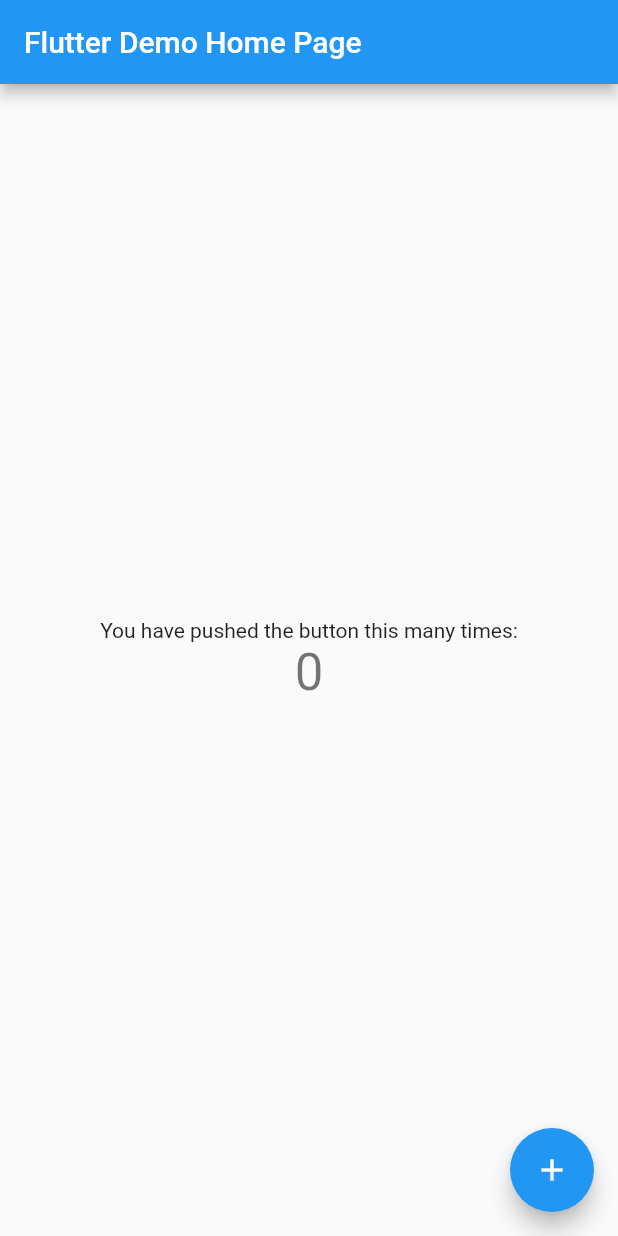
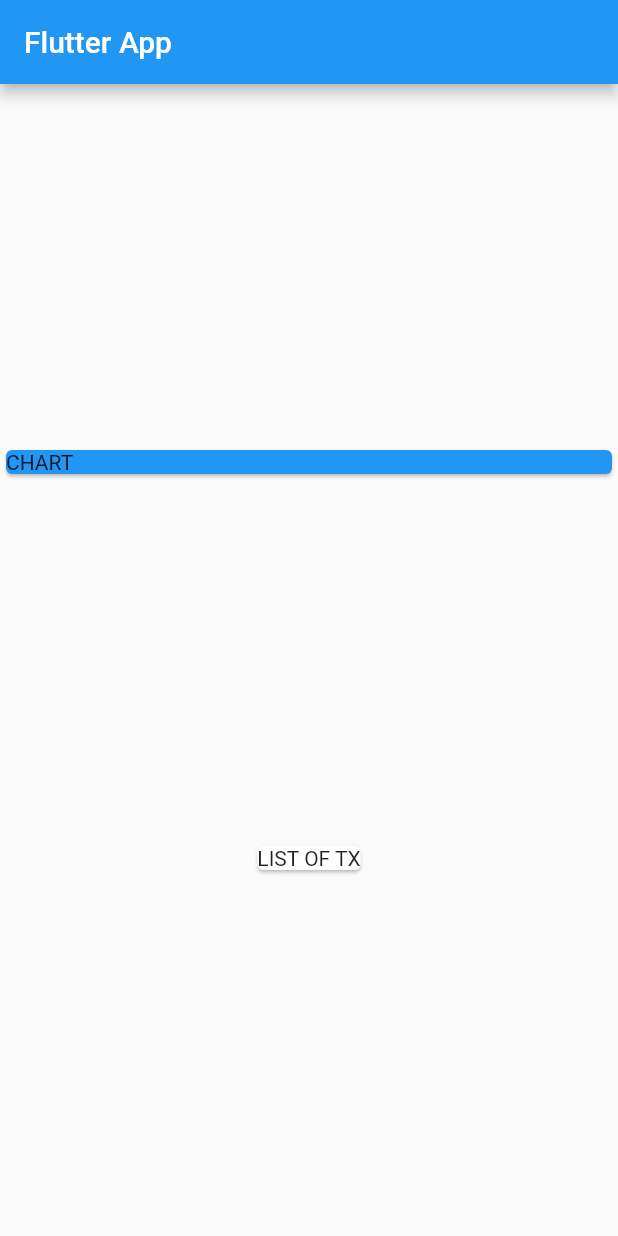
Before and after one commit to fztkm/Personal_expenses_app-_flutter, a Flutter app: the screen it shows after launch, on a phone screen of 412 x 824 dp. Run offline on Flutter 3.47's test engine with Material 2 defaults, Android fonts, the phone set to English and light mode, and no system bars.

Commit message:
Transactionを追加

```diff
--- a/lib/main.dart
+++ b/lib/main.dart
@@ -1,113 +1,56 @@
 import 'package:flutter/material.dart';
+import 'transaction.dart';
 
-void main() {
-  runApp(MyApp());
-}
+void main() => runApp(MyApp());
 
 class MyApp extends StatelessWidget {
-  // This widget is the root of your application.
+  const MyApp({Key? key}) : super(key: key);
+
   @override
   Widget build(BuildContext context) {
     return MaterialApp(
-      title: 'Flutter Demo',
-      theme: ThemeData(
-        // This is the theme of your application.
-        //
-        // Try running your application with "flutter run". You'll see the
-        // application has a blue toolbar. Then, without quitting the app, try
-        // changing the primarySwatch below to Colors.green and then invoke
-        // "hot reload" (press "r" in the console where you ran "flutter run",
-        // or simply save your changes to "hot reload" in a Flutter IDE).
-        // Notice that the counter didn't reset back to zero; the application
-        // is not restarted.
-        primarySwatch: Colors.blue,
-      ),
-      home: MyHomePage(title: 'Flutter Demo Home Page'),
+      home: MyHomePage(),
     );
   }
 }
 
-class MyHomePage extends StatefulWidget {
-  MyHomePage({Key? key, required this.title}) : super(key: key);
-
-  // This widget is the home page of your application. It is stateful, meaning
-  // that it has a State object (defined below) that contains fields that affect
-  // how it looks.
-
-  // This class is the configuration for the state. It holds the values (in this
-  // case the title) provided by the parent (in this case the App widget) and
-  // used by the build method of the State. Fields in a Widget subclass are
-  // always marked "final".
-
-  final String title;
-
-  @override
-  _MyHomePageState createState() => _MyHomePageState();
-}
-
-class _MyHomePageState extends State<MyHomePage> {
-  int _counter = 0;
-
-  void _incrementCounter() {
-    setState(() {
-      // This call to setState tells the Flutter framework that something has
-      // changed in this State, which causes it to rerun the build method below
-      // so that the display can reflect the updated values. If we changed
-      // _counter without calling setState(), then the build method would not be
-      // called again, and so nothing would appear to happen.
-      _counter++;
-    });
-  }
+class MyHomePage extends StatelessWidget {
+  List<Transaction> transactions = [
+    Transaction(
+      id: 't1',
+      title: 'New Shoes',
+      amount: 69.99,
+      time: DateTime.now(),
+    ),
+    Transaction(
+      id: 't2',
+      title: 'Weekly Groceries',
+      amount: 16.53,
+      time: DateTime.now(),
+    ),
+  ];
 
   @override
   Widget build(BuildContext context) {
-    // This method is rerun every time setState is called, for instance as done
-    // by the _incrementCounter method above.
-    //
-    // The Flutter framework has been optimized to make rerunning build methods
-    // fast, so that you can just rebuild anything that needs updating rather
-    // than having to individually change instances of widgets.
     return Scaffold(
       appBar: AppBar(
-        // Here we take the value from the MyHomePage object that was created by
-        // the App.build method, and use it to set our appbar title.
-        title: Text(widget.title),
+        title: Text('Flutter App'),
       ),
-      body: Center(
-        // Center is a layout widget. It takes a single child and positions it
-        // in the middle of the parent.
-        child: Column(
-          // Column is also a layout widget. It takes a list of children and
-          // arranges them vertically. By default, it sizes itself to fit its
-          // children horizontally, and tries to be as tall as its parent.
-          //
-          // Invoke "debug painting" (press "p" in the console, choose the
-          // "Toggle Debug Paint" action from the Flutter Inspector in Android
-          // Studio, or the "Toggle Debug Paint" command in Visual Studio Code)
-          // to see the wireframe for each widget.
-          //
-          // Column has various properties to control how it sizes itself and
-          // how it positions its children. Here we use mainAxisAlignment to
-          // center the children vertically; the main axis here is the vertical
-          // axis because Columns are vertical (the cross axis would be
-          // horizontal).
-          mainAxisAlignment: MainAxisAlignment.center,
-          children: <Widget>[
-            Text(
-              'You have pushed the button this many times:',
+      body: Column(
+        mainAxisAlignment: MainAxisAlignment.spaceEvenly,
+        children: [
+          Container(
+            width: double.infinity,
+            child: Card(
+              color: Colors.blue,
+              child: Text('CHART'),
             ),
-            Text(
-              '$_counter',
-              style: Theme.of(context).textTheme.headline4,
-            ),
-          ],
-        ),
+          ),
+          Card(
+            child: Text('LIST OF TX'),
+          ),
+        ],
       ),
-      floatingActionButton: FloatingActionButton(
-        onPressed: _incrementCounter,
-        tooltip: 'Increment',
-        child: Icon(Icons.add),
-      ), // This trailing comma makes auto-formatting nicer for build methods.
     );
   }
 }
--- /dev/null
+++ b/lib/transaction.dart
@@ -0,0 +1,13 @@
+class Transaction {
+  final String id;
+  final String title;
+  final double amount;
+  final DateTime time;
+
+  Transaction({
+    required this.id,
+    required this.title,
+    required this.amount,
+    required this.time,
+  });
+}
```
